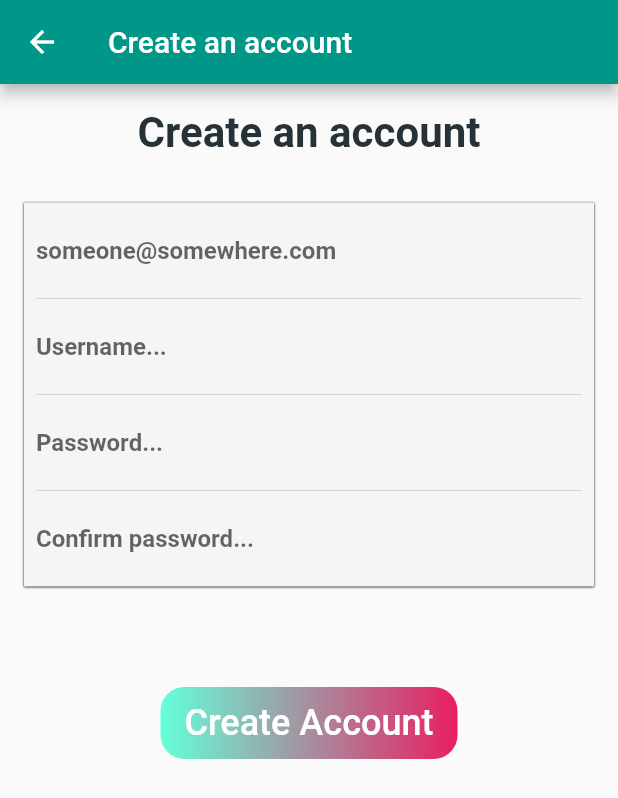
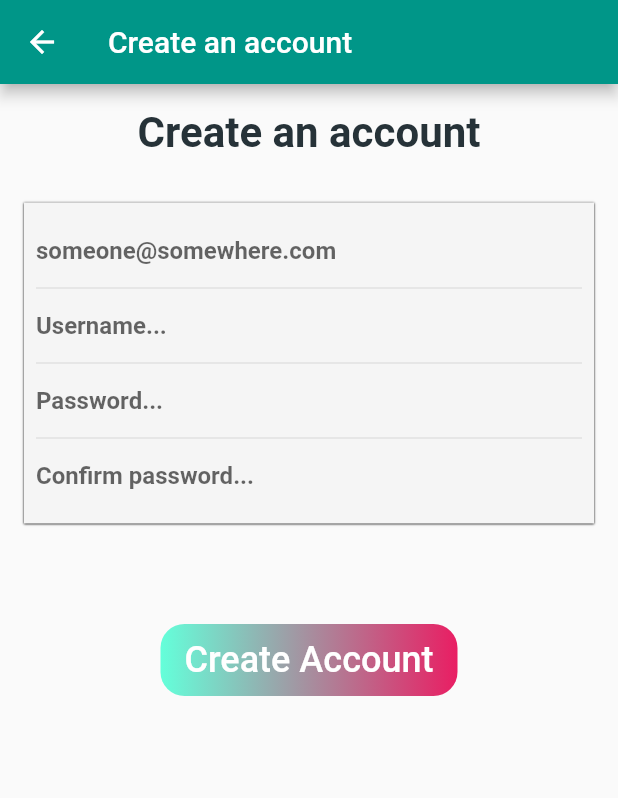
Before and after one commit to SlothfulAlfred/quiz_app, a Flutter app: the RegistrationView screen opened by its route, on a phone screen of 412 x 824 dp. Shown: the top 798 px of the screen. Run offline on Flutter 3.47's test engine with Material 2 defaults, Android fonts, the phone set to English and light mode, and no system bars; our stand-ins replace cloud_firestore, firebase_auth, firebase_core, firebase_storage, get_it; accounts and stored records are empty.

Commit message:
Change divider heights

```diff
--- a/lib/ui/views/registration_view.dart
+++ b/lib/ui/views/registration_view.dart
@@ -71,19 +71,19 @@ class _RegistrationViewState extends State<RegistrationView> {
                         controller: _emailController,
                         focus: _emailFocus,
                       ),
-                      Divider(),
+                      Divider(height: 2),
                       InputField(
                         controller: _usernameController,
                         focus: _usernameFocus,
                         hintText: 'Username...',
                       ),
-                      Divider(),
+                      Divider(height: 2),
                       InputField(
                         controller: _passwordController,
                         focus: _passwordFocus,
                         isPassword: true,
                       ),
-                      Divider(),
+                      Divider(height: 2),
                       InputField(
                         controller: _confirmPasswordController,
                         focus: _confirmPasswordFocus,
```
